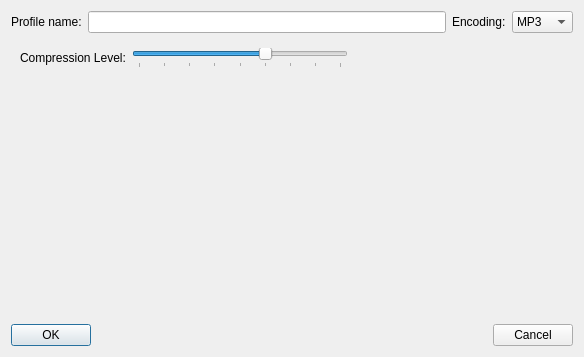
Old version of the form src/forms/editaudioprofile/editaudioprofile.ui in the repository pfedick/mp3encoder.
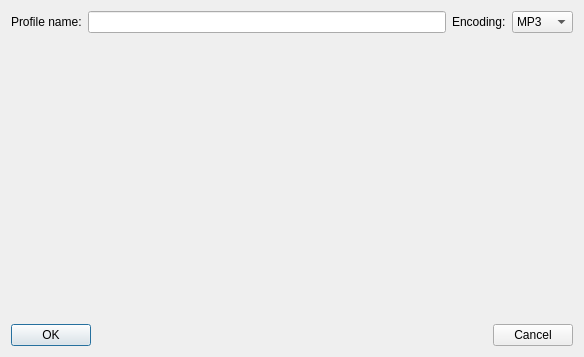
New version of the form. Icons and pictures are not drawn.

```diff
--- a/src/forms/editaudioprofile/editaudioprofile.ui
+++ b/src/forms/editaudioprofile/editaudioprofile.ui
@@ -58,7 +58,7 @@
    <item>
     <widget class="QStackedWidget" name="stackedWidget">
      <property name="currentIndex">
-      <number>1</number>
+      <number>2</number>
      </property>
      <widget class="QWidget" name="page">
       <layout class="QVBoxLayout" name="verticalLayout_2">
@@ -825,6 +825,7 @@
        </item>
       </layout>
      </widget>
+     <widget class="QWidget" name="page_3"/>
     </widget>
    </item>
    <item>
```
Left out of the diff: 5 changed lines with no effect on the pictures.
